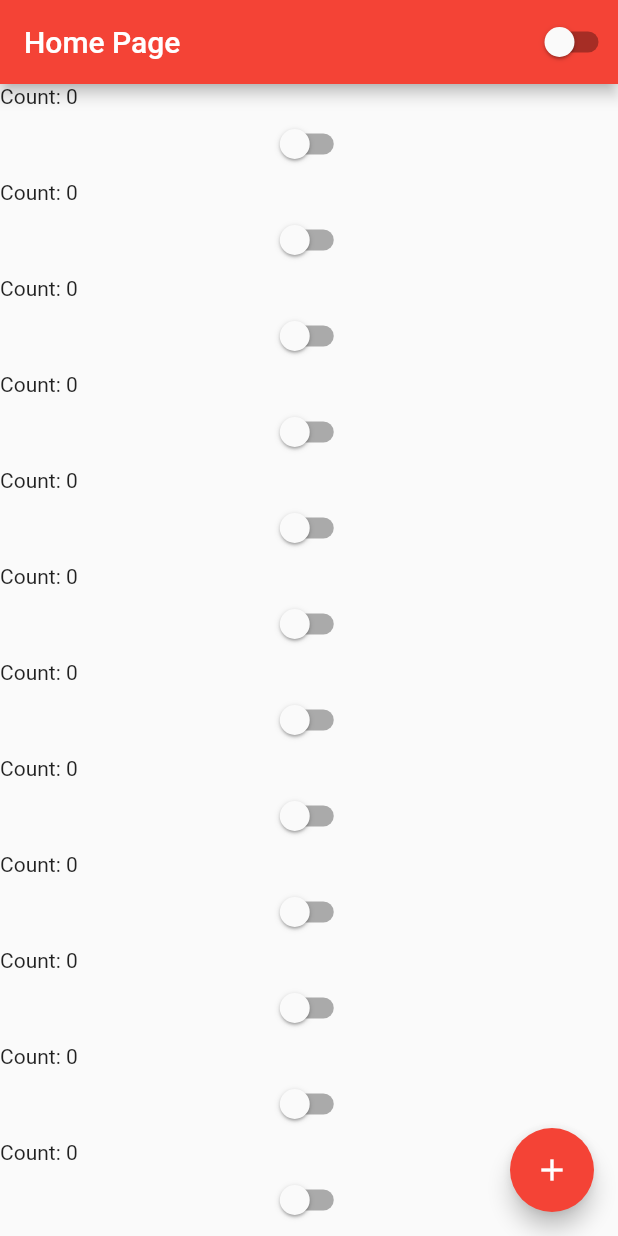
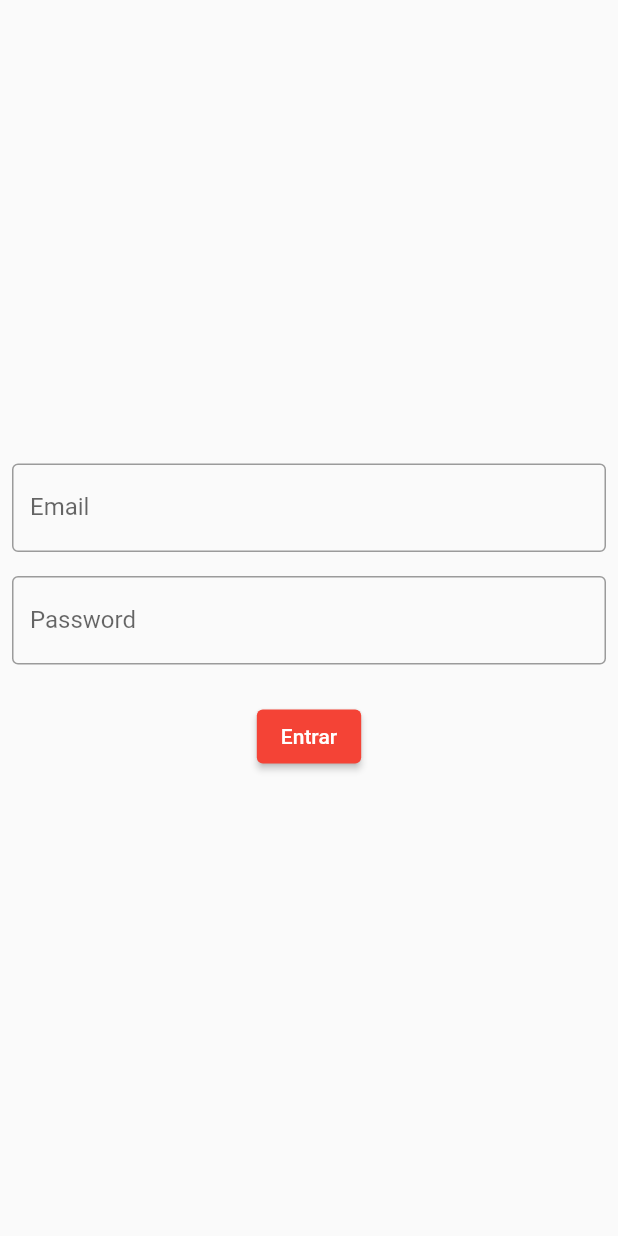
Before and after one commit to Matheus0liveira/first-flutter-app, a Flutter app: the screen it shows after launch, on a phone screen of 412 x 824 dp. Run offline on Flutter 3.47's test engine with Material 2 defaults, Android fonts, the phone set to English and light mode, and no system bars.

Commit message:
feat: create login page

```diff
--- a/lib/app_widget.dart
+++ b/lib/app_widget.dart
@@ -1,6 +1,7 @@
 import 'package:flutter/material.dart';
 import 'package:hello_world/app_controller.dart';
 import 'package:hello_world/home_page.dart';
+import 'package:hello_world/login_page.dart';
 
 class AppWidget extends StatelessWidget {
   final String title;
@@ -18,7 +19,7 @@ class AppWidget extends StatelessWidget {
                   brightness: AppController.instance.isDarkTheme
                       ? Brightness.dark
                       : Brightness.light),
-              home: HomePage(title: "Clicked"));
+              home: const LoginPage());
         });
   }
 }
--- /dev/null
+++ b/lib/login_page.dart
@@ -0,0 +1,62 @@
+import 'package:flutter/material.dart';
+
+class LoginPage extends StatefulWidget {
+  const LoginPage({super.key});
+
+  @override
+  State<LoginPage> createState() => _LoginPageState();
+}
+
+class _LoginPageState extends State<LoginPage> {
+  String emailForm = '';
+  String passwordForm = '';
+
+  @override
+  Widget build(BuildContext context) {
+    return Scaffold(
+      body: SingleChildScrollView(
+          child: SizedBox(
+              width: MediaQuery.of(context).size.width,
+              height: MediaQuery.of(context).size.height,
+              child: Padding(
+                padding: const EdgeInsets.all(8.0),
+                child: Column(
+                  mainAxisAlignment: MainAxisAlignment.center,
+                  children: [
+                    TextField(
+                      onChanged: (text) {
+                        emailForm = text;
+                      },
+                      keyboardType: TextInputType.emailAddress,
+                      decoration: const InputDecoration(
+                        labelText: "Email",
+                        border: OutlineInputBorder(),
+                      ),
+                    ),
+                    const SizedBox(height: 16),
+                    TextField(
+                      onChanged: (text) {
+                        passwordForm = text;
+                      },
+                      obscureText: true,
+                      decoration: const InputDecoration(
+                        labelText: "Password",
+                        border: OutlineInputBorder(),
+                      ),
+                    ),
+                    const SizedBox(height: 24),
+                    ElevatedButton(
+                      onPressed: () {
+                        if (emailForm == 'matheus@mail.com' &&
+                            passwordForm == '123') {
+                          print('SHOW DE BOLA');
+                        }
+                      },
+                      child: const Text('Entrar'),
+                    )
+                  ],
+                ),
+              ))),
+    );
+  }
+}
```
